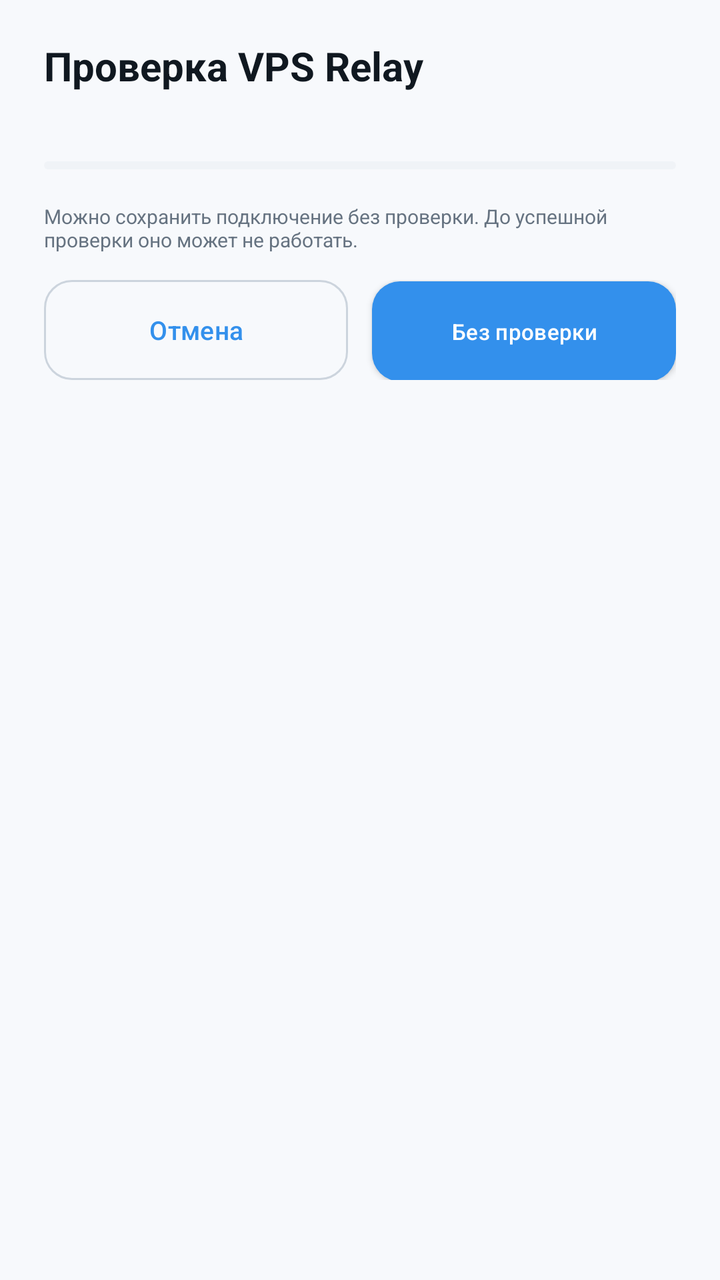
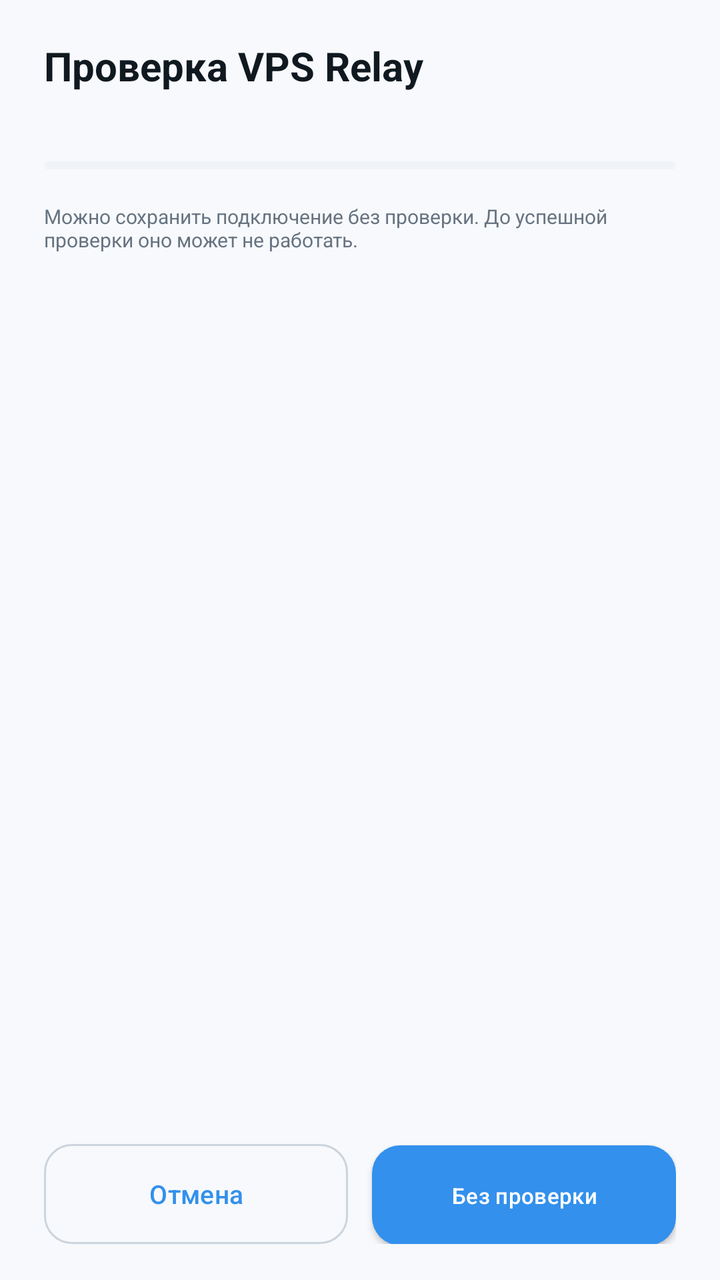

Screens rendered from an Android XML layout before and after an edit, with the pre-edit source and the edit as a unified diff.
<!-- AndroidManifest.xml: application theme AppTheme -->
<!-- res/layout/dialog_relay_check.xml -->
<?xml version="1.0" encoding="utf-8"?>
<LinearLayout xmlns:android="http://schemas.android.com/apk/res/android"
    xmlns:app="http://schemas.android.com/apk/res-auto"
    android:layout_width="match_parent"
    android:layout_height="wrap_content"
    android:orientation="vertical"
    android:paddingStart="22dp"
    android:paddingTop="22dp"
    android:paddingEnd="22dp"
    android:paddingBottom="18dp">

    <TextView
        android:layout_width="match_parent"
        android:layout_height="wrap_content"
        android:includeFontPadding="false"
        android:text="@string/relay_check_title"
        android:textColor="@color/text_primary"
        android:textSize="20sp"
        android:textStyle="bold" />

    <TextView
        android:id="@+id/tv_relay_check_summary"
        android:layout_width="match_parent"
        android:layout_height="wrap_content"
        android:layout_marginTop="6dp"
        android:includeFontPadding="false"
        android:textColor="@color/text_secondary"
        android:textSize="12sp" />

    <com.google.android.material.progressindicator.LinearProgressIndicator
        android:id="@+id/progress_relay_check"
        android:layout_width="match_parent"
        android:layout_height="4dp"
        android:layout_marginTop="15dp"
        android:max="5"
        app:indicatorColor="@color/accent"
        app:trackColor="@color/input_bg"
        app:trackCornerRadius="2dp" />

    <LinearLayout
        android:id="@+id/content_relay_check_steps"
        android:layout_width="match_parent"
        android:layout_height="wrap_content"
        android:layout_marginTop="10dp"
        android:orientation="vertical" />

    <TextView
        android:id="@+id/tv_relay_check_skip_note"
        android:layout_width="match_parent"
        android:layout_height="wrap_content"
        android:layout_marginTop="8dp"
        android:includeFontPadding="false"
        android:text="@string/relay_check_skip_note"
        android:textColor="@color/text_secondary"
        android:textSize="10sp" />

    <LinearLayout
        android:layout_width="match_parent"
        android:layout_height="wrap_content"
        android:layout_marginTop="14dp"
        android:orientation="horizontal">

        <com.google.android.material.button.MaterialButton
            android:id="@+id/btn_relay_check_cancel"
            style="@style/TgProxyDialogSecondaryButton"
            android:layout_width="0dp"
            android:layout_height="50dp"
            android:layout_marginEnd="6dp"
            android:layout_weight="1"
            android:text="@string/cancel" />

        <com.google.android.material.button.MaterialButton
            android:id="@+id/btn_relay_check_skip"
            style="@style/TgProxyDialogPrimaryButton"
            android:layout_width="0dp"
            android:layout_height="50dp"
            android:layout_marginStart="6dp"
            android:layout_weight="1"
            android:text="@string/relay_add_without_check"
            android:textSize="11sp" />
    </LinearLayout>
</LinearLayout>
<!-- resources referenced by this layout -->
<resources>
  <color name="accent">#3390EC</color>
  <color name="input_bg">#F0F3F7</color>
  <color name="text_primary">#101820</color>
  <color name="text_secondary">#667381</color>
  <string name="cancel">Отмена</string>
  <string name="relay_add_without_check">Без проверки</string>
  <string name="relay_check_skip_note">Можно сохранить подключение без проверки. До успешной проверки оно может не работать.</string>
  <string name="relay_check_title">Проверка VPS Relay</string>
  <style name="TgProxyDialogPrimaryButton" parent="Widget.MaterialComponents.Button">
          <item name="android:minHeight">50dp</item>
          <item name="android:maxLines">1</item>
          <item name="android:ellipsize">end</item>
          <item name="android:gravity">center</item>
          <item name="android:letterSpacing">0.01</item>
          <item name="android:textAllCaps">false</item>
          <item name="android:textSize">13sp</item>
          <item name="android:textColor">@color/button_text</item>
          <item name="backgroundTint">@color/accent</item>
          <item name="cornerRadius">14dp</item>
          <item name="iconTint">@color/button_text</item>
          <item name="android:insetTop">0dp</item>
          <item name="android:insetBottom">0dp</item>
      </style>
  <style name="TgProxyDialogSecondaryButton" parent="Widget.MaterialComponents.Button.OutlinedButton">
          <item name="android:minHeight">50dp</item>
          <item name="android:maxLines">1</item>
          <item name="android:ellipsize">end</item>
          <item name="android:gravity">center</item>
          <item name="android:letterSpacing">0.01</item>
          <item name="android:textAllCaps">false</item>
          <item name="android:textSize">13sp</item>
          <item name="android:textColor">@color/accent</item>
          <item name="cornerRadius">14dp</item>
          <item name="strokeColor">@color/input_border</item>
          <item name="strokeWidth">1dp</item>
          <item name="android:insetTop">0dp</item>
          <item name="android:insetBottom">0dp</item>
      </style>
  <color name="button_text">#FFFFFF</color>
  <color name="input_border">#CCD4DD</color>
  <color name="background">#F7F9FC</color>
  <color name="card">#FFFFFF</color>
  <style name="TgProxyAlertDialogTheme" parent="ThemeOverlay.MaterialComponents.MaterialAlertDialog">
          <item name="colorPrimary">@color/accent</item>
          <item name="colorSurface">@color/card</item>
          <item name="colorOnSurface">@color/text_primary</item>
          <item name="shapeAppearanceMediumComponent">@style/ShapeAppearance.TgProxy.Dialog</item>
      </style>
  <style name="ShapeAppearance.TgProxy.Dialog" parent="ShapeAppearance.MaterialComponents.MediumComponent">
          <item name="cornerFamily">rounded</item>
          <item name="cornerSize">22dp</item>
      </style>
  <!-- unchanged entries left out for length: 1 -->
</resources>

<!-- the commit's change to res/layout/dialog_relay_check.xml (unified diff, before → after) -->
@@ -2,7 +2,7 @@
 <LinearLayout xmlns:android="http://schemas.android.com/apk/res/android"
     xmlns:app="http://schemas.android.com/apk/res-auto"
     android:layout_width="match_parent"
-    android:layout_height="wrap_content"
+    android:layout_height="match_parent"
     android:orientation="vertical"
     android:paddingStart="22dp"
     android:paddingTop="22dp"
@@ -37,22 +37,74 @@
         app:trackColor="@color/input_bg"
         app:trackCornerRadius="2dp" />
 
-    <LinearLayout
-        android:id="@+id/content_relay_check_steps"
+    <ScrollView
+        android:id="@+id/scroll_relay_check_body"
         android:layout_width="match_parent"
-        android:layout_height="wrap_content"
+        android:layout_height="0dp"
         android:layout_marginTop="10dp"
-        android:orientation="vertical" />
+        android:layout_weight="1"
+        android:clipToPadding="false"
+        android:fadeScrollbars="false">
 
-    <TextView
-        android:id="@+id/tv_relay_check_skip_note"
-        android:layout_width="match_parent"
-        android:layout_height="wrap_content"
-        android:layout_marginTop="8dp"
-        android:includeFontPadding="false"
-        android:text="@string/relay_check_skip_note"
-        android:textColor="@color/text_secondary"
-        android:textSize="10sp" />
+        <LinearLayout
+            android:layout_width="match_parent"
+            android:layout_height="wrap_content"
+            android:orientation="vertical"
+            android:paddingBottom="4dp">
+
+            <LinearLayout
+                android:id="@+id/content_relay_check_steps"
+                android:layout_width="match_parent"
+                android:layout_height="wrap_content"
+                android:orientation="vertical" />
+
+            <LinearLayout
+                android:id="@+id/content_relay_dc_section"
+                android:layout_width="match_parent"
+                android:layout_height="wrap_content"
+                android:layout_marginTop="10dp"
+                android:background="@drawable/edit_bg"
+                android:orientation="vertical"
+                android:padding="8dp"
+                android:visibility="gone">
+
+                <TextView
+                    android:layout_width="match_parent"
+                    android:layout_height="wrap_content"
+                    android:includeFontPadding="false"
+                    android:text="@string/relay_check_dc_list_title"
+                    android:textColor="@color/text_primary"
+                    android:textSize="12sp"
+                    android:textStyle="bold" />
+
+                <TextView
+                    android:id="@+id/tv_relay_dc_summary"
+                    android:layout_width="match_parent"
+                    android:layout_height="wrap_content"
+                    android:layout_marginTop="2dp"
+                    android:includeFontPadding="false"
+                    android:textColor="@color/text_secondary"
+                    android:textSize="10sp" />
+
+                <LinearLayout
+                    android:id="@+id/content_relay_dc_checks"
+                    android:layout_width="match_parent"
+                    android:layout_height="wrap_content"
+                    android:layout_marginTop="5dp"
+                    android:orientation="vertical" />
+            </LinearLayout>
+
+            <TextView
+                android:id="@+id/tv_relay_check_skip_note"
+                android:layout_width="match_parent"
+                android:layout_height="wrap_content"
+                android:layout_marginTop="8dp"
+                android:includeFontPadding="false"
+                android:text="@string/relay_check_skip_note"
+                android:textColor="@color/text_secondary"
+                android:textSize="10sp" />
+        </LinearLayout>
+    </ScrollView>
 
     <LinearLayout
         android:layout_width="match_parent"
<!-- resource entries referenced after the edit -->
@@ -4,8 +4,19 @@
   <color name="input_bg">#F0F3F7</color>
   <color name="text_primary">#101820</color>
   <color name="text_secondary">#667381</color>
+  <!-- drawable edit_bg (drawable) -->
+  <?xml version="1.0" encoding="utf-8"?>
+  <shape xmlns:android="http://schemas.android.com/apk/res/android"
+      android:shape="rectangle">
+      <solid android:color="@color/input_bg" />
+      <corners android:radius="8dp" />
+      <stroke
+          android:width="1dp"
+          android:color="@color/input_border" />
+  </shape>
   <string name="cancel">Отмена</string>
   <string name="relay_add_without_check">Без проверки</string>
+  <string name="relay_check_dc_list_title">Полная проверка DC через Relay</string>
   <string name="relay_check_skip_note">Можно сохранить подключение без проверки. До успешной проверки оно может не работать.</string>
   <string name="relay_check_title">Проверка VPS Relay</string>
   <style name="TgProxyDialogPrimaryButton" parent="Widget.MaterialComponents.Button">
